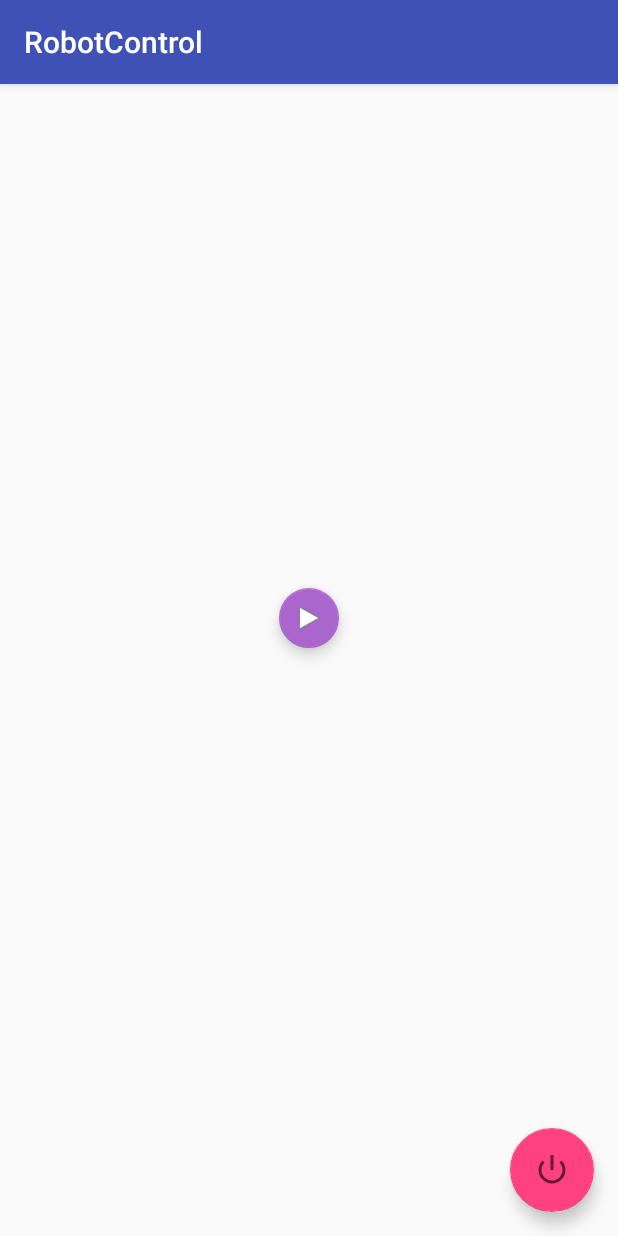
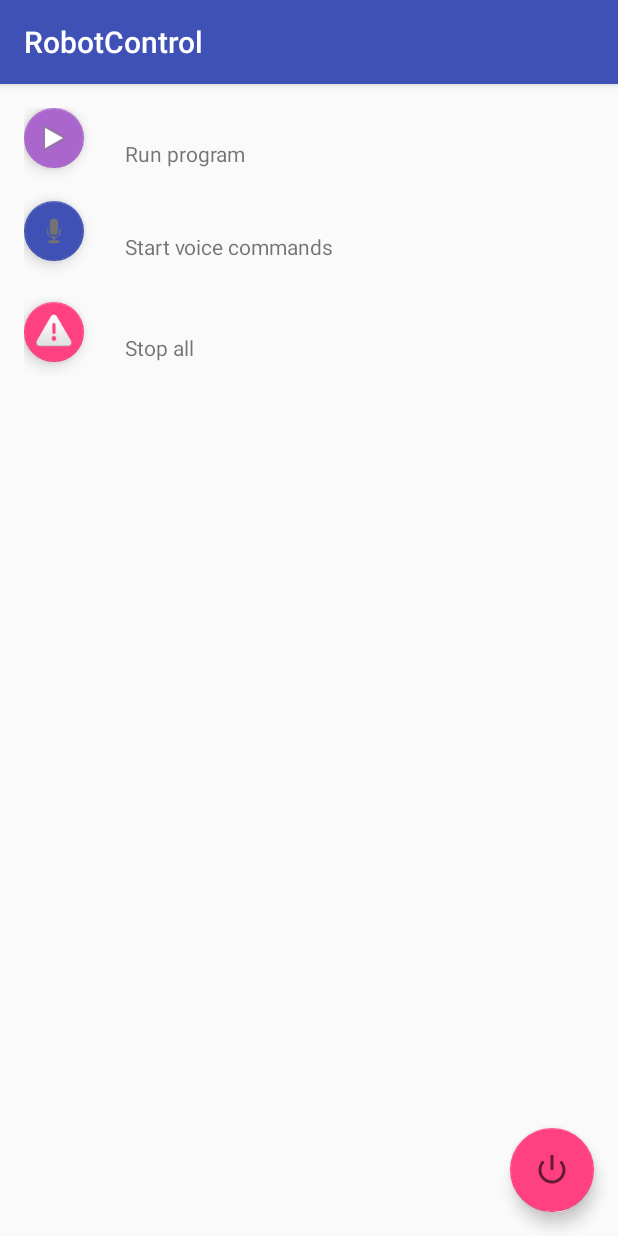
Before and after one commit to sbobek/mindroid, an Android app: the screen it shows after launch (RobotControl), on a phone screen of 412 x 824 dp. Run offline under Robolectric (Android 15) with nearby library versions, the phone set to English and light mode, and no system bars.

Commit message:
GUI changes in demo app

```diff
--- a/app/src/main/java/geist/re/mindroid/RobotControl.java
+++ b/app/src/main/java/geist/re/mindroid/RobotControl.java
@@ -21,6 +21,7 @@ public class RobotControl extends RobotControlActivity {
 
     public void start(View v){
         if(robot != null){
+
             robot.connectToRobot(ROBOT_NAME);
             robot.executeMotorTask(robot.motorA.run(80));
             robot.continueOperation(2000);
@@ -33,6 +34,15 @@ public class RobotControl extends RobotControlActivity {
         }else{
             Toast.makeText(this, "Service not ready...",Toast.LENGTH_LONG);
         }
+    }
+
+    public void voice(View v){
+        //VOICE commands
+    }
+
+    public void stop(View c){
+        //STOP ALL
+
     }
 
     public void quit(View v){
--- a/app/src/main/res/layout/activity_robot_control.xml
+++ b/app/src/main/res/layout/activity_robot_control.xml
@@ -32,16 +32,6 @@
 
     <include layout="@layout/content_robot_control" />
 
-    <android.support.design.widget.FloatingActionButton
-        android:layout_width="wrap_content"
-        android:layout_height="wrap_content"
-        android:clickable="true"
-        app:fabSize="mini"
-        app:srcCompat="@android:drawable/ic_media_play"
-        android:id="@+id/start"
-        android:onClick="start"
-        app:layout_anchorGravity="center_vertical|center_horizontal"
-        android:layout_gravity="center_vertical|center_horizontal"
-        app:backgroundTint="@android:color/holo_purple" />
+
 
 </android.support.design.widget.CoordinatorLayout>
--- a/app/src/main/res/layout/content_robot_control.xml
+++ b/app/src/main/res/layout/content_robot_control.xml
@@ -13,4 +13,71 @@
     tools:context="geist.re.mindroid.RobotControl"
     tools:showIn="@layout/activity_robot_control">
 
+    <android.support.design.widget.FloatingActionButton
+        android:layout_width="wrap_content"
+        android:layout_height="wrap_content"
+        android:clickable="true"
+        app:fabSize="mini"
+        app:srcCompat="@android:drawable/ic_media_play"
+        android:id="@+id/start"
+        android:onClick="start"
+        app:backgroundTint="@android:color/holo_purple" />
+
+    <android.support.design.widget.FloatingActionButton
+        android:layout_width="wrap_content"
+        android:layout_height="wrap_content"
+        android:clickable="true"
+        app:fabSize="mini"
+        app:srcCompat="@android:drawable/ic_btn_speak_now"
+        android:layout_below="@+id/start"
+        android:layout_alignParentLeft="true"
+        android:layout_alignParentStart="true"
+        android:layout_marginTop="22dp"
+        android:id="@+id/voice"
+        android:onClick="voiceCommands"
+        app:backgroundTint="@color/colorPrimary"
+        app:rippleColor="@color/colorPrimary" />
+
+    <android.support.design.widget.FloatingActionButton
+        android:layout_width="wrap_content"
+        android:layout_height="wrap_content"
+        android:clickable="true"
+        app:fabSize="mini"
+        app:srcCompat="@android:drawable/ic_dialog_alert"
+        android:layout_below="@+id/voice"
+        android:layout_alignRight="@+id/voice"
+        android:layout_alignEnd="@+id/voice"
+        android:layout_marginTop="27dp"
+        android:onClick="stop"
+        android:id="@+id/stop" />
+
+    <TextView
+        android:text="Stop all"
+        android:layout_width="wrap_content"
+        android:layout_height="wrap_content"
+        android:layout_alignBottom="@+id/stop"
+        android:layout_alignLeft="@+id/textView2"
+        android:layout_alignStart="@+id/textView2"
+        android:id="@+id/textView3" />
+
+    <TextView
+        android:text="Start voice commands"
+        android:layout_width="wrap_content"
+        android:layout_height="wrap_content"
+        android:id="@+id/textView2"
+        android:layout_above="@+id/stop"
+        android:layout_alignLeft="@+id/textView"
+        android:layout_alignStart="@+id/textView" />
+
+    <TextView
+        android:text="Run program"
+        android:layout_width="wrap_content"
+        android:layout_height="wrap_content"
+        android:layout_marginLeft="27dp"
+        android:layout_marginStart="27dp"
+        android:id="@+id/textView"
+        android:layout_above="@+id/voice"
+        android:layout_toRightOf="@+id/start"
+        android:layout_toEndOf="@+id/start" />
+
 </RelativeLayout>
--- a/app/src/main/res/values/colors.xml
+++ b/app/src/main/res/values/colors.xml
@@ -1,6 +1,6 @@
 <?xml version="1.0" encoding="utf-8"?>
 <resources>
-    <color name="colorPrimary">#3F51B5</color>
+    <color name="colorPrimary">#3f51b5</color>
     <color name="colorPrimaryDark">#303F9F</color>
-    <color name="colorAccent">#FF4081</color>
+    <color name="colorAccent">#ff4081</color>
 </resources>
--- a/mindlib/src/main/java/geist/re/mindlib/RobotService.java
+++ b/mindlib/src/main/java/geist/re/mindlib/RobotService.java
@@ -325,6 +325,7 @@ public class RobotService extends Service {
                 mmOutStream.write(buffer);
             } catch (IOException e) {
                 e.printStackTrace();
+                connectionLost();
             }
         }
 
--- a/mindlib/src/main/java/geist/re/mindlib/tasks/WaitTask.java
+++ b/mindlib/src/main/java/geist/re/mindlib/tasks/WaitTask.java
@@ -26,8 +26,11 @@ public class WaitTask implements RobotTask {
         Log.d(TAG, "Connection set to wait by wait task");
         timer.schedule(new TimerTask() {
             public void run() {
-                rs.setState(RobotService.STATE_CONNECTED);
-                Log.d(TAG, "Connection reset to connected by wait task");
+                //Only if nothing happened during sleep, return to connected state
+                if(rs.getState() == RobotService.STATE_WAIT) {
+                    rs.setState(RobotService.STATE_CONNECTED);
+                    Log.d(TAG, "Connection reset to connected by wait task");
+                }
             }
         }, delay);
         //create timer task
```
